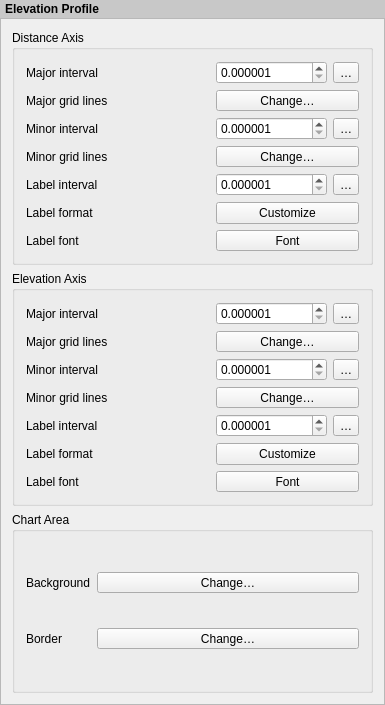
The window that src/ui/layout/qgslayoutelevationprofilewidgetbase.ui (carsmie/QGIS) describes before a commit, drawn with Qt 5.
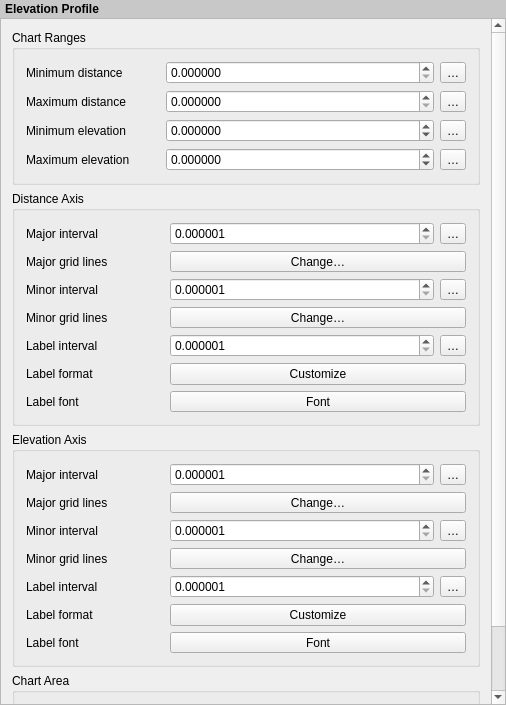
The same window after the commit. Custom widgets are drawn as their Qt base class.

Commit message: Expose chart ranges options

What changed in the file:
```diff
--- a/src/ui/layout/qgslayoutelevationprofilewidgetbase.ui
+++ b/src/ui/layout/qgslayoutelevationprofilewidgetbase.ui
@@ -6,7 +6,7 @@
    <rect>
     <x>0</x>
     <y>0</y>
-    <width>385</width>
+    <width>506</width>
     <height>705</height>
    </rect>
   </property>
@@ -61,17 +61,128 @@
        <rect>
         <x>0</x>
         <y>0</y>
-        <width>383</width>
-        <height>681</height>
+        <width>490</width>
+        <height>834</height>
        </rect>
       </property>
       <layout class="QVBoxLayout" name="mainLayout">
+       <item>
+        <widget class="QgsCollapsibleGroupBoxBasic" name="groupChartRanges">
+         <property name="title">
+          <string>Chart Ranges</string>
+         </property>
+         <layout class="QGridLayout" name="gridLayout_4" columnstretch="1,2,0">
+          <item row="2" column="0">
+           <widget class="QLabel" name="label_20">
+            <property name="text">
+             <string>Minimum elevation</string>
+            </property>
+           </widget>
+          </item>
+          <item row="2" column="1">
+           <widget class="QgsDoubleSpinBox" name="mSpinMinElevation">
+            <property name="decimals">
+             <number>6</number>
+            </property>
+            <property name="minimum">
+             <double>-999999999.000000000000000</double>
+            </property>
+            <property name="maximum">
+             <double>999999999.000000000000000</double>
+            </property>
+           </widget>
+          </item>
+          <item row="0" column="1">
+           <widget class="QgsDoubleSpinBox" name="mSpinMinDistance">
+            <property name="decimals">
+             <number>6</number>
+            </property>
+            <property name="maximum">
+             <double>999999999.000000000000000</double>
+            </property>
+           </widget>
+          </item>
+          <item row="1" column="1">
+           <widget class="QgsDoubleSpinBox" name="mSpinMaxDistance">
+            <property name="decimals">
+             <number>6</number>
+            </property>
+            <property name="maximum">
+             <double>999999999.000000000000000</double>
+            </property>
+           </widget>
+          </item>
+          <item row="0" column="0">
+           <widget class="QLabel" name="label_18">
+            <property name="text">
+             <string>Minimum distance</string>
+            </property>
+           </widget>
+          </item>
+          <item row="3" column="1">
+           <widget class="QgsDoubleSpinBox" name="mSpinMaxElevation">
+            <property name="decimals">
+             <number>6</number>
+            </property>
+            <property name="minimum">
+             <double>-999999999.000000000000000</double>
+            </property>
+            <property name="maximum">
+             <double>999999999.000000000000000</double>
+            </property>
+           </widget>
+          </item>
+          <item row="3" column="0">
+           <widget class="QLabel" name="label_21">
+            <property name="text">
+             <string>Maximum elevation</string>
+            </property>
+           </widget>
+          </item>
+          <item row="1" column="0">
+           <widget class="QLabel" name="label_19">
+            <property name="text">
+             <string>Maximum distance</string>
+            </property>
+           </widget>
+          </item>
+          <item row="0" column="2">
+           <widget class="QgsPropertyOverrideButton" name="mDDBtnMinDistance">
+            <property name="text">
+             <string>…</string>
+            </property>
+           </widget>
+          </item>
+          <item row="1" column="2">
+           <widget class="QgsPropertyOverrideButton" name="mDDBtnMaxDistance">
+            <property name="text">
+             <string>…</string>
+            </property>
+           </widget>
+          </item>
+          <item row="2" column="2">
+           <widget class="QgsPropertyOverrideButton" name="mDDBtnMinElevation">
+            <property name="text">
+             <string>…</string>
+            </property>
+           </widget>
+          </item>
+          <item row="3" column="2">
+           <widget class="QgsPropertyOverrideButton" name="mDDBtnMaxElevation">
+            <property name="text">
+             <string>…</string>
+            </property>
+           </widget>
+          </item>
+         </layout>
+        </widget>
+       </item>
        <item>
         <widget class="QgsCollapsibleGroupBoxBasic" name="groupDistanceAxis">
          <property name="title">
           <string>Distance Axis</string>
          </property>
-         <layout class="QGridLayout" name="gridLayout_2" columnstretch="0,1,0,0">
+         <layout class="QGridLayout" name="gridLayout_2" columnstretch="1,0,2,0">
           <item row="6" column="2" colspan="2">
            <widget class="QgsFontButton" name="mDistanceAxisLabelFontButton">
             <property name="sizePolicy">
@@ -235,7 +346,7 @@
          <property name="title">
           <string>Elevation Axis</string>
          </property>
-         <layout class="QGridLayout" name="gridLayout_3" columnstretch="0,1,0,0">
+         <layout class="QGridLayout" name="gridLayout_3" columnstretch="1,0,2,0">
           <item row="0" column="2">
            <widget class="QgsDoubleSpinBox" name="mElevationAxisMajorIntervalSpin">
             <property name="decimals">
@@ -399,7 +510,7 @@
          <property name="title">
           <string>Chart Area</string>
          </property>
-         <layout class="QGridLayout" name="gridLayout">
+         <layout class="QGridLayout" name="gridLayout" columnstretch="1,2">
           <item row="0" column="0">
            <widget class="QLabel" name="label_2">
             <property name="text">
```
The commit also changes 7 other files.
